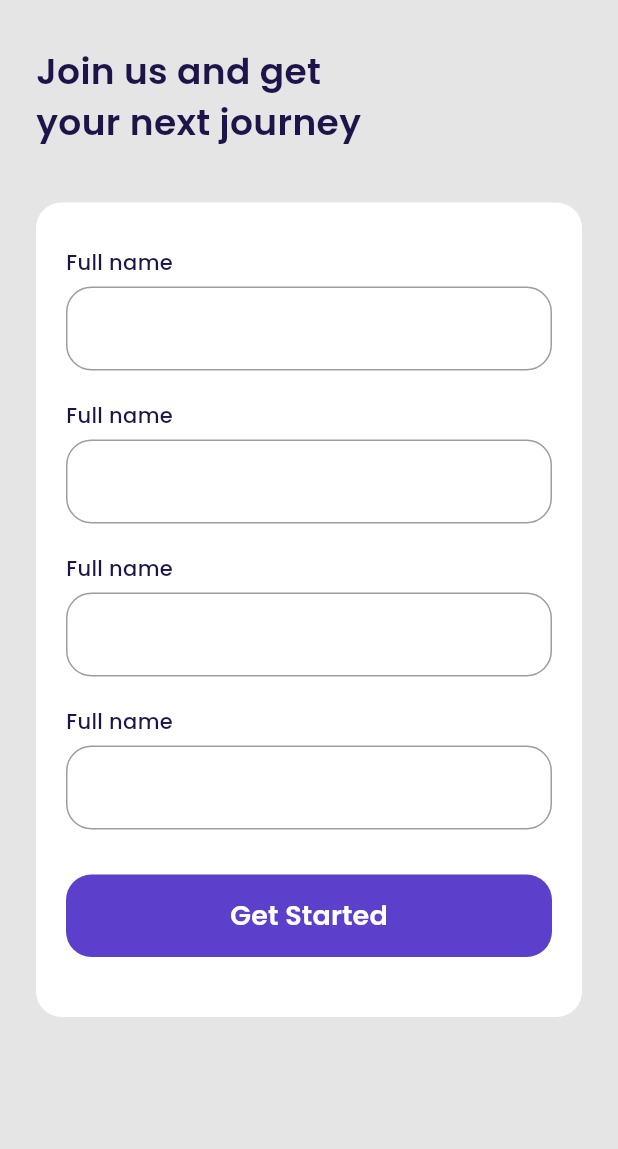
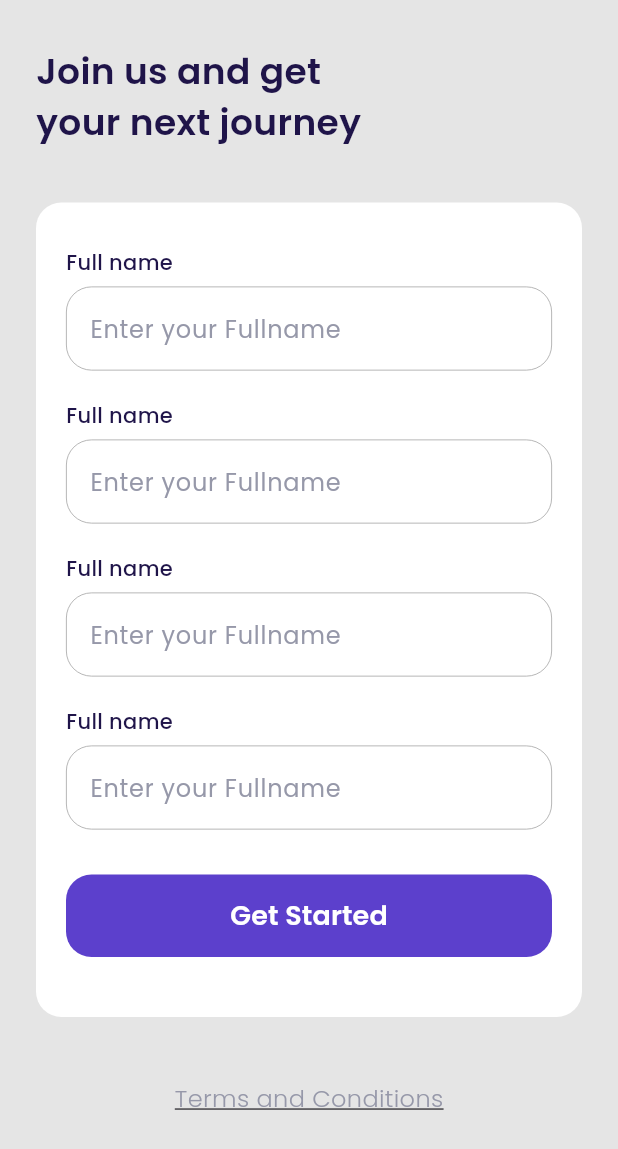
Before and after one commit to ahmadgalang/ticketapp, a Flutter app: the SignUpPage screen opened by its route, on a phone screen of 412 x 824 dp. Shown: the top 1149 px of the screen. Run offline on Flutter 3.47's test engine with Material 3 defaults, Android fonts, the phone set to English and light mode, and no system bars; our stand-ins replace google_fonts.

Commit message:
New Slicing sign up page

```diff
--- a/lib/ui/pages/sign_up_page.dart
+++ b/lib/ui/pages/sign_up_page.dart
@@ -38,7 +38,10 @@ class _SignUpPageState extends State<SignUpPage> {
               ),
               const SizedBox(height: 6),
               TextFormField(
+                cursorColor: kBlackColor,
                 decoration: InputDecoration(
+                  hintText: 'Enter your Fullname',
+                  hintStyle: greyTextStyle,
                   focusedBorder: OutlineInputBorder(
                     borderSide: BorderSide(
                         color: kPrimaryColor, width: 2), // Border saat fokus
@@ -46,7 +49,7 @@ class _SignUpPageState extends State<SignUpPage> {
                   ),
                   enabledBorder: OutlineInputBorder(
                     borderSide: const BorderSide(
-                        color: Colors.grey), // Border saat tidak fokus
+                        color: Colors.grey, width: 0.5), // Border saat tidak fokus
                     borderRadius: BorderRadius.circular(defaultRadius),
                   ),
                 ),
@@ -95,10 +98,29 @@ class _SignUpPageState extends State<SignUpPage> {
             field(),
             field(),
             field(),
-            buttonSubmit()
+            buttonSubmit(),
           ],
         ),
       );
+    }
+
+    Widget tnc() {
+      return Center(
+          child: Container(
+        margin: EdgeInsets.only(top: 43),
+        child: GestureDetector(
+          onTap: () {
+            print('object');
+          },
+          child: Text(
+            'Terms and Conditions',
+            style: greyTextStyle.copyWith(
+                fontSize: 16,
+                fontWeight: light,
+                decoration: TextDecoration.underline),
+          ),
+        ),
+      ));
     }
 
     return SafeArea(
@@ -107,7 +129,7 @@ class _SignUpPageState extends State<SignUpPage> {
         body: Container(
           margin: const EdgeInsets.symmetric(horizontal: 24, vertical: 30),
           child: ListView(
-            children: [title(), inputSection()],
+            children: [title(), inputSection(), tnc()],
           ),
         ),
       ),
```
